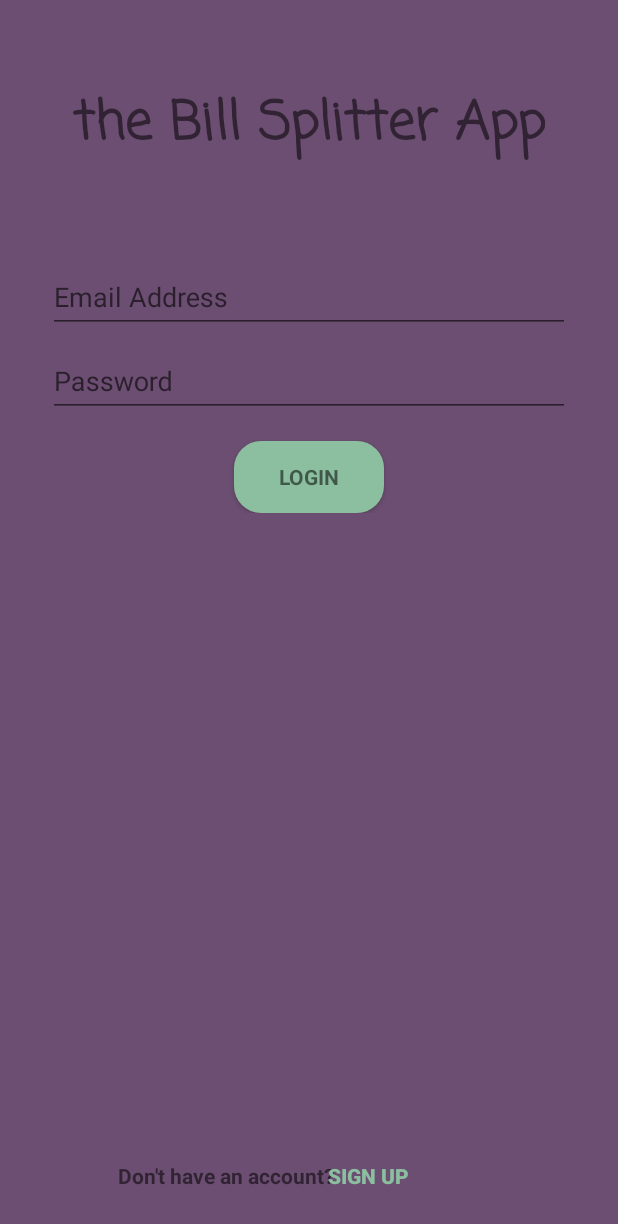
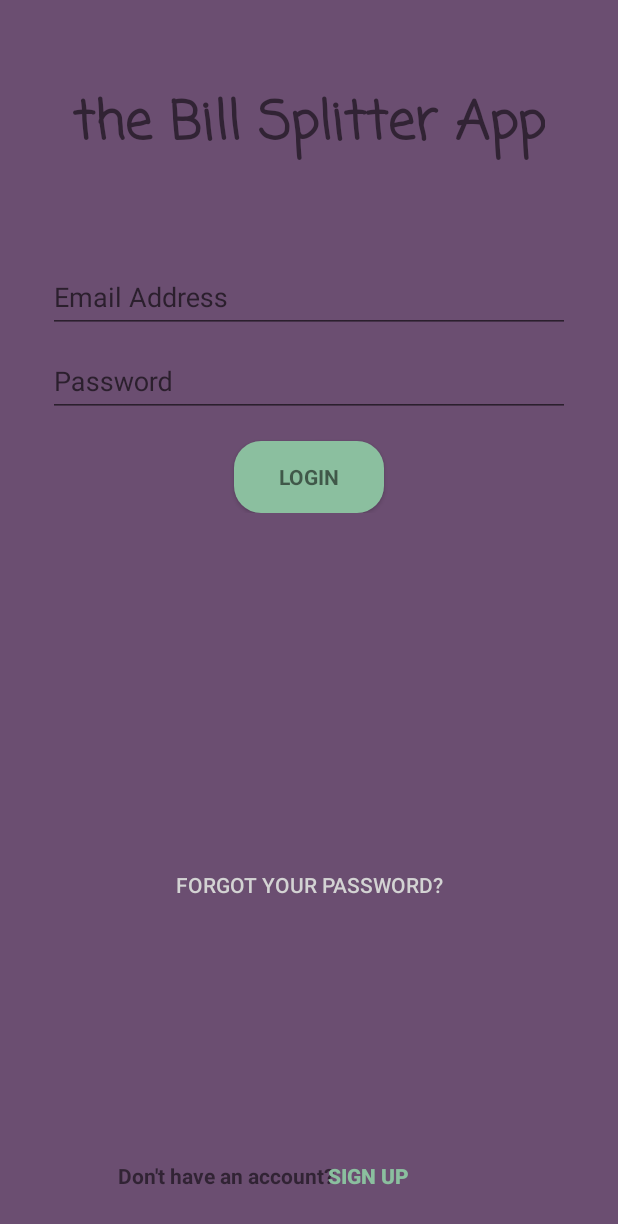
Before and after one commit to Lena900925/myFirstAndroidApp, an Android app: the screen it shows after launch (MainActivity), on a phone screen of 412 x 824 dp. Shown: the top 1224 px of the screen. Run offline under Robolectric (Android 15) with nearby library versions, the phone set to English and light mode, and no system bars; our stand-ins replace Firebase (no records; nobody signed in at launch, a user with empty details on screens opened directly).

Commit message:
Added a 'Forgot your password?' button but it doesn't work yet

```diff
--- a/app/src/main/AndroidManifest.xml
+++ b/app/src/main/AndroidManifest.xml
@@ -47,7 +47,7 @@
             android:theme="@style/AppTheme.NoActionBar" />
         <activity
             android:name=".BillSplitterActivity"
-            android:label="@string/title_activity_bills_plitter"
+            android:label="@string/title_activity_bill_splitter"
             android:theme="@style/Theme.AppCompat.NoActionBar">
 
         </activity>
--- a/app/src/main/res/layout/activity_first.xml
+++ b/app/src/main/res/layout/activity_first.xml
@@ -29,7 +29,8 @@
         android:layout_width="match_parent"
         android:layout_height="match_parent"
         android:layout_below="@id/appName"
-        android:layout_marginTop="40dp"></include>
+        android:layout_marginTop="40dp"
+        android:id="@+id/include"></include>
 
     <Button
         android:id="@+id/signupButton"
@@ -58,6 +59,19 @@
         android:layout_alignStart="@+id/appName"
         android:layout_marginLeft="30dp"
         android:layout_marginStart="30dp"
-        android:textStyle="bold"/>
+        android:textStyle="bold"
+        android:id="@+id/textView2" />
+
+    <Button
+        android:id="@+id/forgotPW"
+        android:layout_width="wrap_content"
+        android:layout_height="wrap_content"
+        android:layout_above="@+id/textView2"
+        android:layout_centerHorizontal="true"
+        android:layout_marginBottom="160dp"
+        android:textColor="#d3d3d3"
+        android:text="@string/forgotPassword"
+        android:background="@android:color/transparent"
+        />
 
 </RelativeLayout>
```
Also changed, not shown: app/src/main/res/values/strings.xml (+5 -6 lines).
